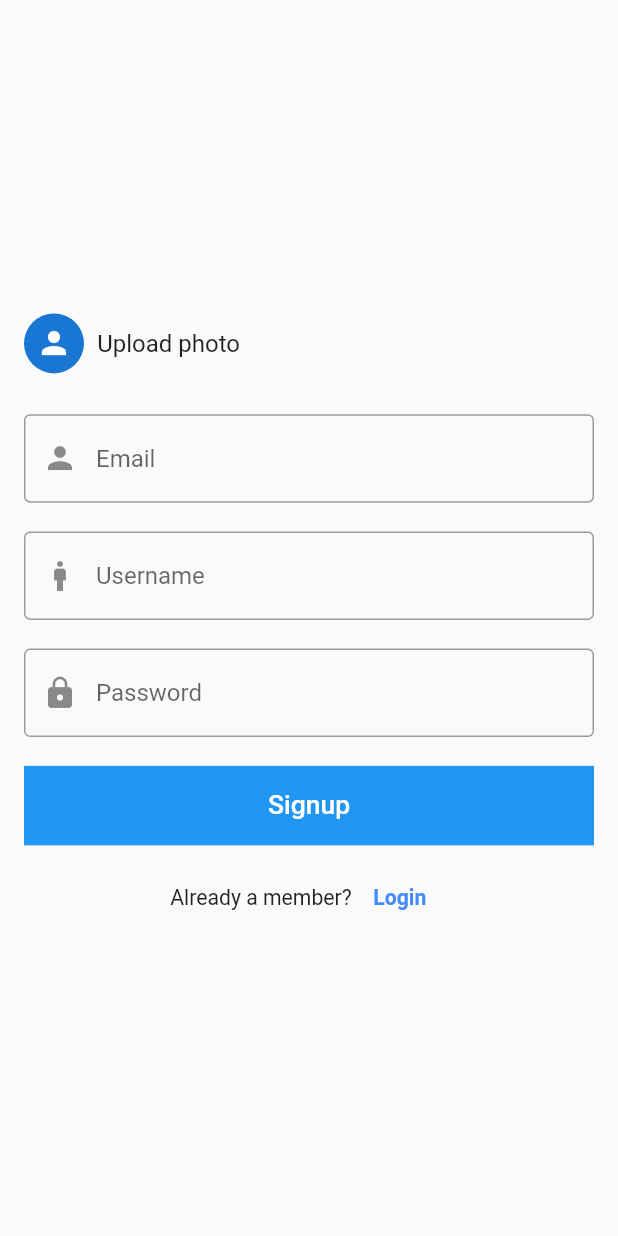
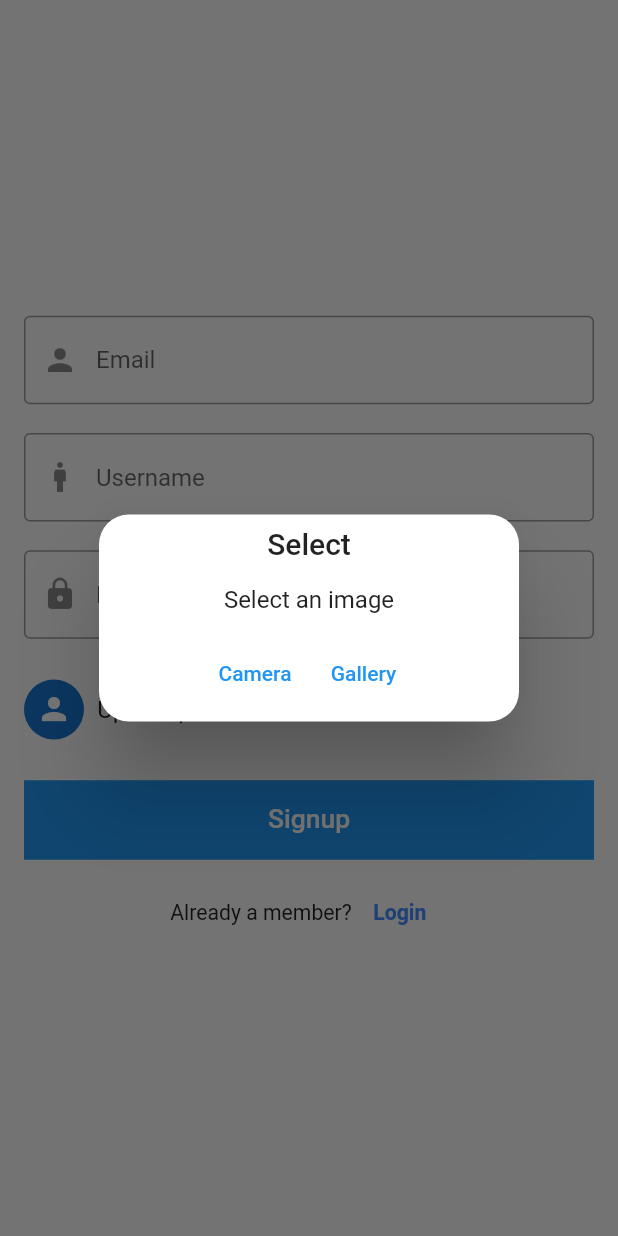
Before and after one commit to rjlama07/Chat-App-Firebase-Flutter, a Flutter app: the screen it shows after launch, after a tap on "Signup", after a tap on "Upload photo", on a phone screen of 412 x 824 dp. Run offline on Flutter 3.47's test engine with Material 2 defaults, Android fonts, the phone set to English and light mode, and no system bars; our stand-ins replace cloud_firestore, dartz, firebase_auth, firebase_core, firebase_messaging, firebase_storage and 5 more; missing offline and left inert: flutter_firebase_chat_core; accounts and stored records are empty.

Commit message:
fix: fixes #1

```diff
--- a/lib/main.dart
+++ b/lib/main.dart
@@ -1,4 +1,5 @@
 import 'package:chatapp/view/signup/signup_page.dart';
+import 'package:firebase_auth/firebase_auth.dart';
 import 'package:firebase_core/firebase_core.dart';
 import 'package:flutter/material.dart';
 import 'package:flutter_riverpod/flutter_riverpod.dart';
@@ -11,6 +12,7 @@ void main() async {
   await Firebase.initializeApp(
     options: DefaultFirebaseOptions.currentPlatform,
   );
+  FirebaseAuth.instance.signOut;
   runApp(const ProviderScope(child: MyApp()));
 }
 
--- a/lib/providers/auth_provider.dart
+++ b/lib/providers/auth_provider.dart
@@ -11,13 +11,13 @@ class AuthProvider extends StateNotifier<AuthState> {
     state = state.copyWith(
         isLoad: true, isError: false, isSuccess: false, errMessage: '');
     final response = await AuthService.userSignUp(
-        username: username, password: password, image: image);
+        username: username, password: password, image: image, email: email);
     response.fold((l) {
       state = state.copyWith(
           isError: true, isLoad: false, isSuccess: false, errMessage: l);
     }, (r) {
       state = state.copyWith(
-          isError: true, isLoad: false, isSuccess: false, errMessage: "");
+          isError: false, isLoad: false, isSuccess: true, errMessage: "");
     });
   }
 
@@ -30,7 +30,7 @@ class AuthProvider extends StateNotifier<AuthState> {
           isError: true, isLoad: false, isSuccess: false, errMessage: l);
     }, (r) {
       state = state.copyWith(
-          isError: true, isLoad: false, isSuccess: false, errMessage: "");
+          isError: false, isLoad: false, isSuccess: true, errMessage: "");
     });
   }
 }
--- a/lib/providers/common_provider.dart
+++ b/lib/providers/common_provider.dart
@@ -34,7 +34,7 @@ class ImageProvider extends StateNotifier<XFile?> {
     if (isCamera) {
       state = await _picker.pickImage(source: ImageSource.camera);
     } else {
-      state = await _picker.pickVideo(source: ImageSource.gallery);
+      state = await _picker.pickImage(source: ImageSource.gallery);
     }
   }
 }
--- a/lib/resources/firebase_instance.dart
+++ b/lib/resources/firebase_instance.dart
@@ -9,5 +9,5 @@ class FirebaseInstances {
   static FirebaseFirestore firestore = FirebaseFirestore.instance;
   static FirebaseStorage firebaseStorage = FirebaseStorage.instance;
   static FirebaseMessaging firebaseMessaging = FirebaseMessaging.instance;
-  static FirebaseChatCore fireChat = FirebaseInstances.fireChat;
+  static FirebaseChatCore fireChat = FirebaseChatCore.instance;
 }
--- a/lib/view/signup/signup_page.dart
+++ b/lib/view/signup/signup_page.dart
@@ -1,10 +1,12 @@
+import 'dart:io';
+
 import 'package:chatapp/providers/auth_provider.dart';
 import 'package:chatapp/providers/common_provider.dart';
-import 'package:chatapp/services/auth_services.dart';
 import 'package:chatapp/widgets/custom_snackbar.dart';
 import 'package:flutter/material.dart';
 import 'package:flutter_riverpod/flutter_riverpod.dart';
 import 'package:flutter_screenutil/flutter_screenutil.dart';
+import 'package:get/get.dart';
 
 class SignupPage extends ConsumerWidget {
   const SignupPage({super.key});
@@ -22,7 +24,7 @@ class SignupPage extends ConsumerWidget {
       authprovider,
       (previous, next) {
         if (next.isError) {
-          SnackShow.showSnackbar(context, next.errMessage, false);
+          SnackShow.showSnackbar(context, next.errMessage, true);
         } else if (next.isSuccess) {
           SnackShow.showSnackbar(context, "Sucess", false);
         }
@@ -39,20 +41,6 @@ class SignupPage extends ConsumerWidget {
             crossAxisAlignment: CrossAxisAlignment.start,
             children: [
               const Spacer(),
-              if (!isLogin)
-                ListTile(
-                  onTap: () {
-                    debugPrint("Photo Upload");
-                  },
-                  horizontalTitleGap: 20.w,
-                  contentPadding: const EdgeInsets.all(0),
-                  leading: const CircleAvatar(
-                    child: Icon(
-                      Icons.person,
-                    ),
-                  ),
-                  title: const Text("Upload photo"),
-                ),
               SizedBox(
                 height: 10.h,
               ),
@@ -113,6 +101,45 @@ class SignupPage extends ConsumerWidget {
               SizedBox(
                 height: 10.h,
               ),
+              if (!isLogin)
+                ListTile(
+                  onTap: () {
+                    Get.defaultDialog(
+                        title: "Select",
+                        content: const Text("Select an image"),
+                        actions: [
+                          TextButton(
+                              onPressed: () {
+                                Navigator.pop(context);
+                                ref
+                                    .read(imageProvider.notifier)
+                                    .imagePick(true);
+                              },
+                              child: const Text("Camera")),
+                          TextButton(
+                              onPressed: () {
+                                Navigator.pop(context);
+                                ref
+                                    .read(imageProvider.notifier)
+                                    .imagePick(false);
+                              },
+                              child: const Text("Gallery"))
+                        ]);
+                  },
+                  horizontalTitleGap: 20.w,
+                  contentPadding: const EdgeInsets.all(0),
+                  leading: CircleAvatar(
+                    child: image != null
+                        ? Image.file(File(image.path))
+                        : const Icon(
+                            Icons.person,
+                          ),
+                  ),
+                  title: const Text("Upload photo"),
+                ),
+              SizedBox(
+                height: 10.h,
+              ),
               InkWell(
                 onTap: auth.isLoad
                     ? null
@@ -124,7 +151,16 @@ class SignupPage extends ConsumerWidget {
                                 emailController.text.trim(),
                                 passwordController.text.trim());
                           } else {
-                            print(auth.errMessage);
+                            if (image != null) {
+                              ref.read(authprovider.notifier).signup(
+                                  emailController.text.trim(),
+                                  passwordController.text.trim(),
+                                  usernameController.text.trim(),
+                                  image);
+                            } else {
+                              SnackShow.showSnackbar(
+                                  context, "Please select an image", true);
+                            }
                           }
                         } else {
                           ref.read(autoValid.notifier).togle();
```
Also changed, not shown: lib/services/auth_services.dart (+7 -3 lines), 2 other files.
